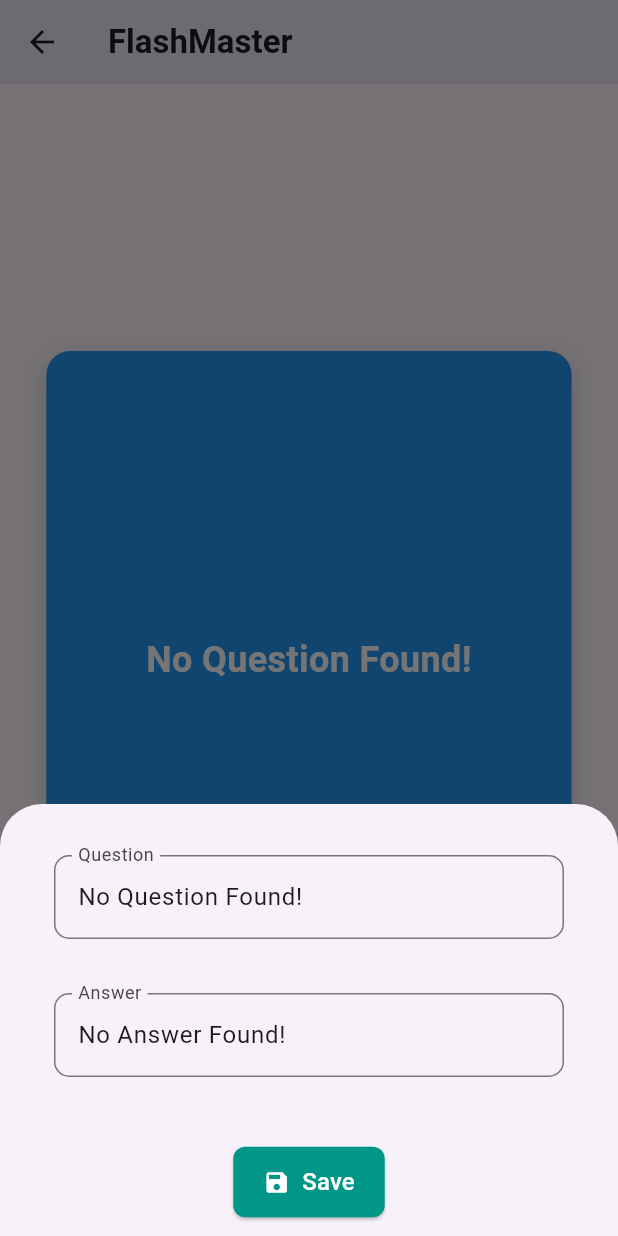
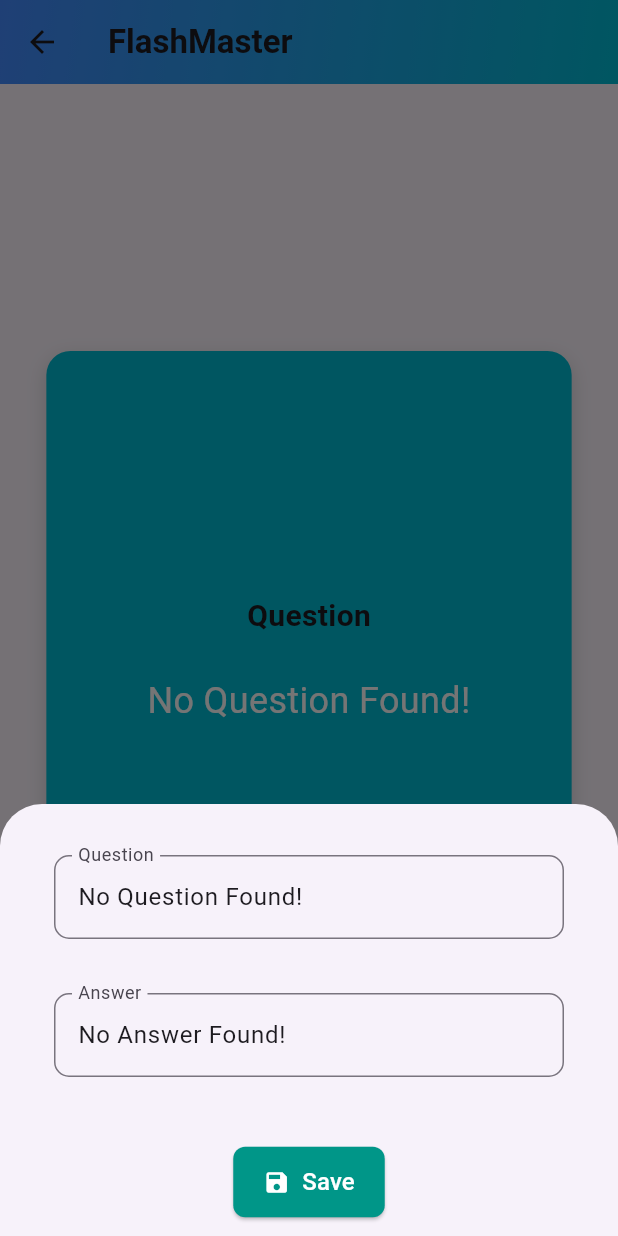
Before and after one commit to Shannu3766/FlashMaster, a Flutter app: the Flashcardscreen screen opened directly with empty values, after a tap on the "edit" icon, on a phone screen of 412 x 824 dp. Run offline on Flutter 3.47's test engine with Material 3 defaults, Android fonts, the phone set to English and light mode, and no system bars; our stand-ins replace sqflite; accounts and stored records are empty.

Commit message:
Reolved Small issues

```diff
--- a/lib/Screens/Homepage.dart
+++ b/lib/Screens/Homepage.dart
@@ -229,7 +229,7 @@ class _HomepageState extends State<Homepage> with WidgetsBindingObserver {
                   ),
                   elevation: 4,
                   child: ListTile(
-                    leading: const Icon(Icons.push_pin),
+                    // leading: const Icon(Icons.push_pin),
                     title: Padding(
                       padding: const EdgeInsets.symmetric(
                           vertical: 18, horizontal: 10),
--- a/lib/Screens/flashcardScreen.dart
+++ b/lib/Screens/flashcardScreen.dart
@@ -148,6 +148,15 @@ class _FlashcardscreenState extends State<Flashcardscreen>
           "FlashMaster",
           style: TextStyle(fontWeight: FontWeight.bold),
         ),
+        flexibleSpace: Container(
+          decoration: const BoxDecoration(
+            gradient: LinearGradient(
+              colors: [Colors.blueAccent, Colors.cyan],
+              begin: Alignment.topLeft,
+              end: Alignment.bottomRight,
+            ),
+          ),
+        ),
         elevation: 4,
       ),
       body: Center(
@@ -162,11 +171,12 @@ class _FlashcardscreenState extends State<Flashcardscreen>
                 alignment: Alignment.center,
                 transform: Matrix4.rotationY(angle),
                 child: isFrontVisible
-                    ? _buildCard(question, Colors.blue, Colors.white)
+                    ? _buildCard(question, Colors.cyan, Colors.white)
                     : Transform(
                         alignment: Alignment.center,
                         transform: Matrix4.rotationY(pi),
-                        child: _buildCard(answer, Colors.green, Colors.white),
+                        child:
+                            _buildCard(answer, Colors.lightGreen, Colors.white),
                       ),
               );
             },
@@ -175,8 +185,8 @@ class _FlashcardscreenState extends State<Flashcardscreen>
       ),
       floatingActionButton: FloatingActionButton(
         onPressed: update,
-        backgroundColor: Colors.teal,
-        child: const Icon(Icons.edit, color: Colors.white),
+        backgroundColor: Colors.white,
+        child: const Icon(Icons.edit, color: Colors.blue),
       ),
     );
   }
@@ -199,14 +209,27 @@ class _FlashcardscreenState extends State<Flashcardscreen>
       alignment: Alignment.center,
       child: Padding(
         padding: const EdgeInsets.all(16.0),
-        child: Text(
+        child: Column(
+          mainAxisAlignment: MainAxisAlignment.center,
+          children: [
+            Text(
+              isFront ? "Question" : "Answer",
+              style: TextStyle(
+                fontSize: 20,
+                fontWeight: FontWeight.bold,
+              ),
+            ),
+            const SizedBox(height: 25),
+            Text(
               text,
               textAlign: TextAlign.center,
               style: TextStyle(
                 fontSize: 24,
-            fontWeight: FontWeight.bold,
+                // fontWeight: FontWeight.bold,
                 color: textColor,
               ),
+            ),
+          ],
         ),
       ),
     );
--- a/lib/main.dart
+++ b/lib/main.dart
@@ -7,11 +7,10 @@ void main() {
 
 class MyApp extends StatelessWidget {
   const MyApp({super.key});
-
-  // This widget is the root of your application.
   @override
   Widget build(BuildContext context) {
     return const MaterialApp(
+      debugShowCheckedModeBanner: false,
       home: Homepage(),
     );
   }
--- a/lib/widgets/Textfields.dart
+++ b/lib/widgets/Textfields.dart
@@ -18,6 +18,9 @@ class QuestionTextField extends StatelessWidget {
     return Padding(
       padding: const EdgeInsets.symmetric(vertical: 18.0, horizontal: 20),
       child: TextFormField(
+        keyboardType: TextInputType.text,
+        autocorrect: true,
+        textCapitalization: TextCapitalization.sentences,
         decoration: InputDecoration(
           border: OutlineInputBorder(
             borderRadius: BorderRadius.circular(10),
```
Lines whose indentation alone changed are shown as unchanged.
